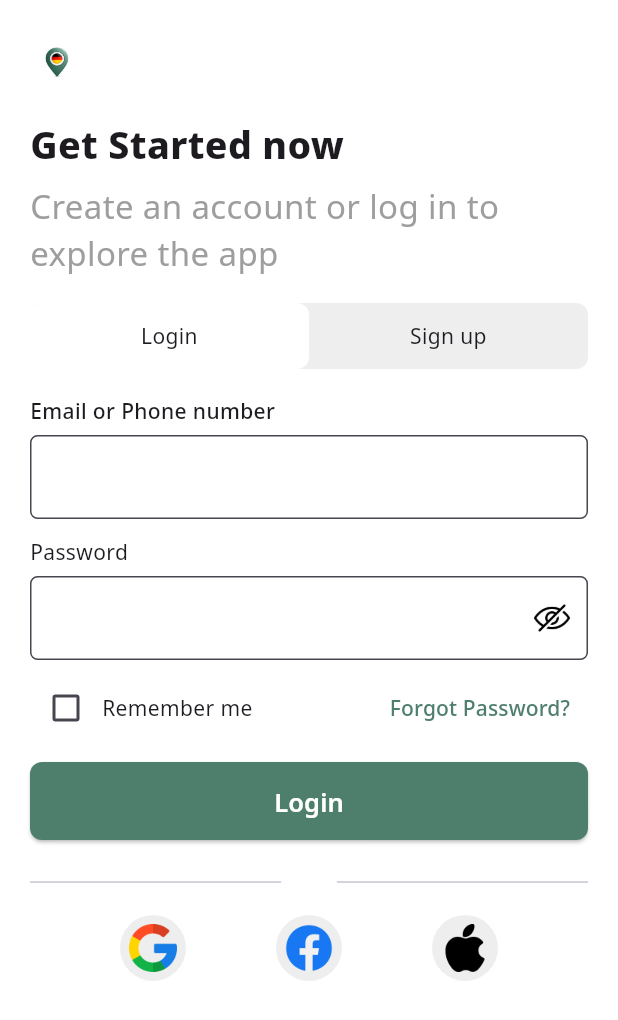
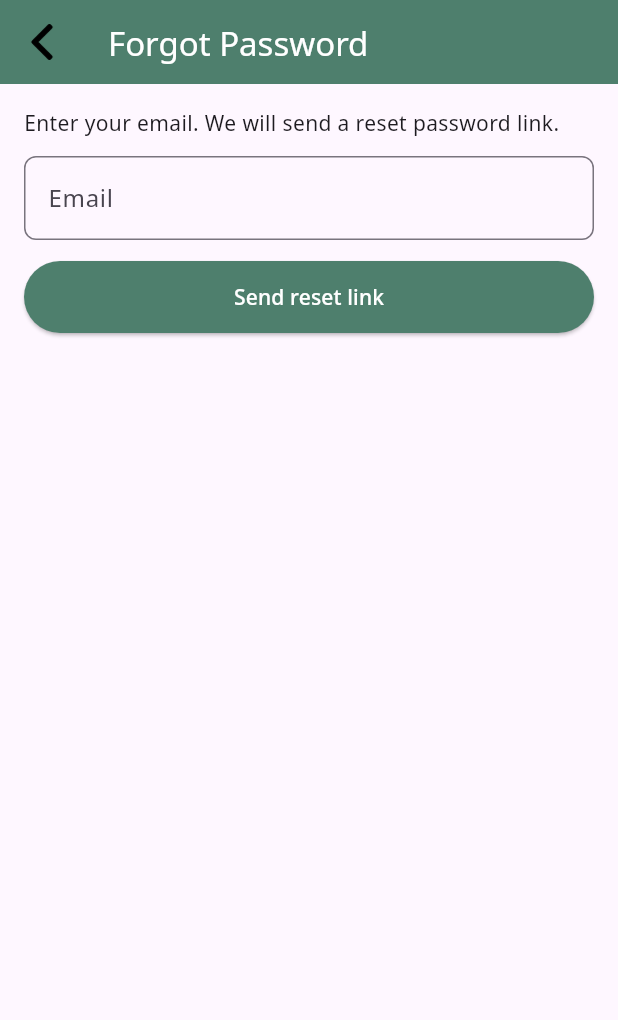
Before and after one commit to Shruthinaya189/german_bharatham_admin, a Flutter app: the AuthPage screen opened directly, after a tap on "Forgot Password?", on a phone screen of 412 x 824 dp. Shown: the top 1020 px of the screen. Run offline on Flutter 3.47's test engine with Material 3 defaults, Android fonts, the phone set to English and light mode, and no system bars; our stand-ins replace google_fonts, image_picker, share_plus, shared_preferences; accounts and stored records are empty; statements that could not run were skipped.

Commit message:
User app: forgot password flow + API base URL

```diff
--- /dev/null
+++ b/frontend/user/lib/forgot_password.dart
@@ -0,0 +1,165 @@
+import 'dart:convert';
+
+import 'package:flutter/material.dart';
+import 'package:http/http.dart' as http;
+
+import 'services/api_config.dart';
+
+class ForgotPasswordPage extends StatefulWidget {
+  const ForgotPasswordPage({super.key});
+
+  @override
+  State<ForgotPasswordPage> createState() => _ForgotPasswordPageState();
+}
+
+class _ForgotPasswordPageState extends State<ForgotPasswordPage> {
+  static const primaryGreen = Color(0xFF4E7F6D);
+
+  final _emailController = TextEditingController();
+  bool _loading = false;
+  String? _message;
+  bool _isError = false;
+
+  @override
+  void dispose() {
+    _emailController.dispose();
+    super.dispose();
+  }
+
+  Future<void> _sendResetLink() async {
+    final email = _emailController.text.trim();
+    if (email.isEmpty) {
+      setState(() {
+        _message = 'Please enter your email';
+        _isError = true;
+      });
+      return;
+    }
+
+    setState(() {
+      _loading = true;
+      _message = null;
+      _isError = false;
+    });
+
+    try {
+      final response = await http.post(
+        Uri.parse('${ApiConfig.baseUrl}/api/user/forgot-password'),
+        headers: {'Content-Type': 'application/json'},
+        body: jsonEncode({'email': email}),
+      );
+
+      Map<String, dynamic>? data;
+      try {
+        final decoded = jsonDecode(response.body);
+        if (decoded is Map<String, dynamic>) data = decoded;
+      } catch (_) {
+        // non-JSON response
+      }
+
+      final messageFromServer = data?['message']?.toString();
+      final ok = response.statusCode >= 200 && response.statusCode < 300;
+        final helpful404 = response.statusCode == 404
+          ? 'Forgot password is not available on this server (HTTP 404).\n'
+            'Your deployed backend currently has no /api/user/forgot-password route.\n'
+            'Fix: redeploy the backend with that route, or run the app against your local backend using --dart-define=API_BASE_URL=...'
+          : null;
+
+      setState(() {
+        _isError = !ok;
+        _message = messageFromServer ??
+          helpful404 ??
+          (ok
+            ? 'Password reset link was sent to your email.'
+            : 'Failed to send reset link (HTTP ${response.statusCode})');
+      });
+
+      if (ok && mounted) {
+        Navigator.pop(context);
+      }
+    } catch (e) {
+      debugPrint('Forgot password error: $e');
+      setState(() {
+        _isError = true;
+        _message = 'Network error. Please check your connection and try again.';
+      });
+    } finally {
+      if (mounted) {
+        setState(() => _loading = false);
+      }
+    }
+  }
+
+  @override
+  Widget build(BuildContext context) {
+    return Scaffold(
+      appBar: AppBar(
+        leading: IconButton(
+          onPressed: () => Navigator.pop(context),
+          icon: Image.asset(
+            'assets/images/left-arrow.png',
+            width: 24,
+            height: 24,
+            fit: BoxFit.contain,
+            errorBuilder: (context, error, stack) => const Icon(
+              Icons.arrow_back,
+              color: Colors.white,
+            ),
+          ),
+        ),
+        title: const Text('Forgot Password'),
+        backgroundColor: primaryGreen,
+        foregroundColor: Colors.white,
+      ),
+      body: Padding(
+        padding: const EdgeInsets.all(16),
+        child: Column(
+          crossAxisAlignment: CrossAxisAlignment.stretch,
+          children: [
+            const Text(
+              'Enter your email. We will send a reset password link.',
+              style: TextStyle(fontSize: 14),
+            ),
+            const SizedBox(height: 12),
+            TextField(
+              controller: _emailController,
+              keyboardType: TextInputType.emailAddress,
+              decoration: InputDecoration(
+                labelText: 'Email',
+                border: OutlineInputBorder(borderRadius: BorderRadius.circular(8)),
+              ),
+            ),
+            const SizedBox(height: 14),
+            SizedBox(
+              height: 48,
+              child: ElevatedButton(
+                onPressed: _loading ? null : _sendResetLink,
+                style: ElevatedButton.styleFrom(backgroundColor: primaryGreen),
+                child: _loading
+                    ? const SizedBox(
+                        width: 20,
+                        height: 20,
+                        child: CircularProgressIndicator(
+                          strokeWidth: 2,
+                          color: Colors.white,
+                        ),
+                      )
+                    : const Text(
+                        'Send reset link',
+                        style: TextStyle(color: Colors.white),
+                      ),
+              ),
+            ),
+            if (_message != null) ...[
+              const SizedBox(height: 12),
+              Text(
+                _message!,
+                style: TextStyle(color: _isError ? Colors.red : Colors.black87),
+              ),
+            ],
+          ],
+        ),
+      ),
+    );
+  }
+}
```
Also changed, not shown: frontend/user/lib/main.dart (+50 -8 lines), frontend/user/lib/services/api_config.dart (+5 -3 lines).
